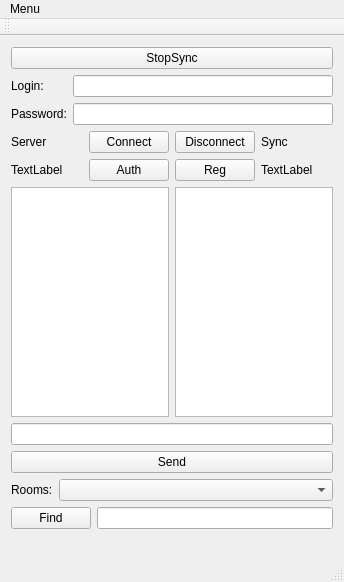
First picture: the form in mainwindow.ui, repository witness449/MyClient, before the edit.
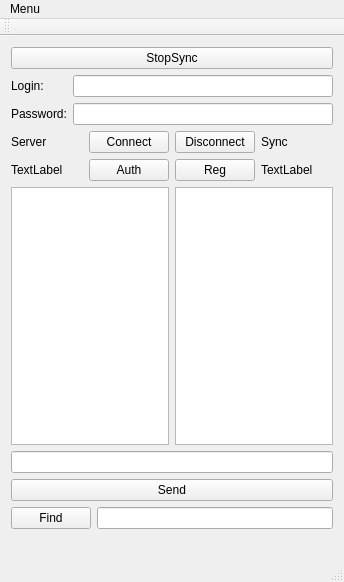
Second picture: the form after the edit.

```diff
--- a/mainwindow.ui
+++ b/mainwindow.ui
@@ -168,36 +168,6 @@
       </property>
      </widget>
     </item>
-    <item>
-     <layout class="QFormLayout" name="formLayout_2">
-      <item row="0" column="0">
-       <widget class="QLabel" name="label_5">
-        <property name="sizePolicy">
-         <sizepolicy hsizetype="Fixed" vsizetype="Preferred">
-          <horstretch>0</horstretch>
-          <verstretch>0</verstretch>
-         </sizepolicy>
-        </property>
-        <property name="layoutDirection">
-         <enum>Qt::LeftToRight</enum>
-        </property>
-        <property name="text">
-         <string>Rooms:</string>
-        </property>
-       </widget>
-      </item>
-      <item row="0" column="1">
-       <widget class="QComboBox" name="roomBox">
-        <property name="sizePolicy">
-         <sizepolicy hsizetype="Minimum" vsizetype="Fixed">
-          <horstretch>0</horstretch>
-          <verstretch>0</verstretch>
-         </sizepolicy>
-        </property>
-       </widget>
-      </item>
-     </layout>
-    </item>
     <item>
      <layout class="QFormLayout" name="formLayout_3">
       <item row="0" column="0">
```
